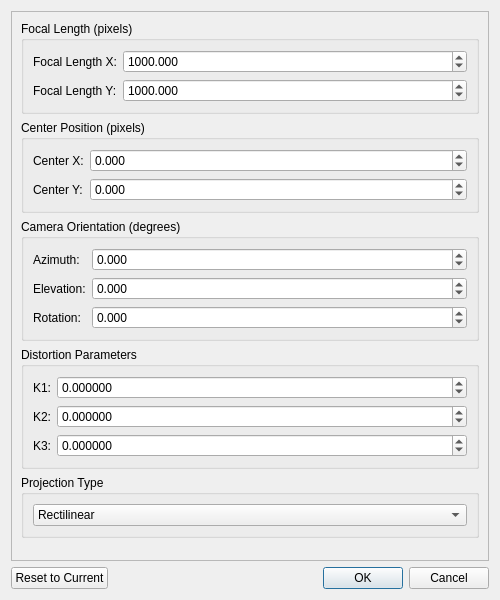
This is guihelpers/camera_modification.ui in jsenniko/sudrabainiemakoni as Qt 5 draws it before an edit. The edited form follows.
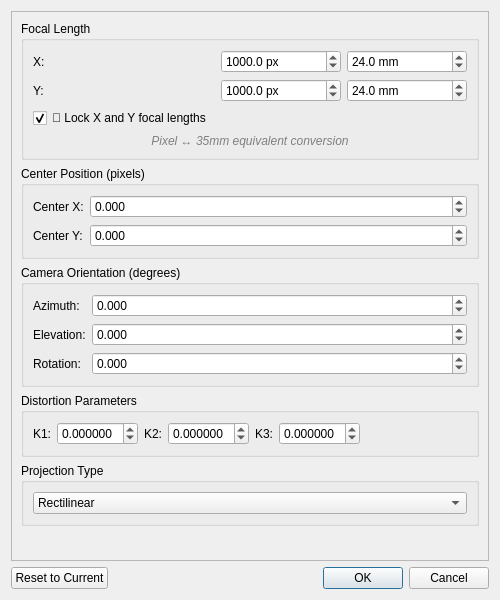
This is the edited form.

Commit message: Possibility to manually enter new camera settings

What changed in the file:
```diff
--- a/guihelpers/camera_modification.ui
+++ b/guihelpers/camera_modification.ui
@@ -32,13 +32,13 @@
        <item>
         <widget class="QGroupBox" name="groupBox_focal">
          <property name="title">
-          <string>Focal Length (pixels)</string>
+          <string>Focal Length</string>
          </property>
-         <layout class="QFormLayout" name="formLayout_focal">
+         <layout class="QGridLayout" name="gridLayout_focal">
           <item row="0" column="0">
            <widget class="QLabel" name="label_fx">
             <property name="text">
-             <string>Focal Length X:</string>
+             <string>X:</string>
             </property>
            </widget>
           </item>
@@ -51,17 +51,51 @@
              <double>99999.000000000000000</double>
             </property>
             <property name="decimals">
-             <number>3</number>
+             <number>1</number>
             </property>
             <property name="value">
              <double>1000.000000000000000</double>
+            </property>
+            <property name="suffix">
+             <string> px</string>
+            </property>
+            <property name="maximumSize">
+             <size>
+              <width>120</width>
+              <height>16777215</height>
+             </size>
+            </property>
+           </widget>
+          </item>
+          <item row="0" column="2">
+           <widget class="QDoubleSpinBox" name="doubleSpinBox_fx_mm">
+            <property name="minimum">
+             <double>1.000000000000000</double>
+            </property>
+            <property name="maximum">
+             <double>1000.000000000000000</double>
+            </property>
+            <property name="decimals">
+             <number>1</number>
+            </property>
+            <property name="value">
+             <double>24.000000000000000</double>
+            </property>
+            <property name="suffix">
+             <string> mm</string>
+            </property>
+            <property name="maximumSize">
+             <size>
+              <width>120</width>
+              <height>16777215</height>
+             </size>
             </property>
            </widget>
           </item>
           <item row="1" column="0">
            <widget class="QLabel" name="label_fy">
             <property name="text">
-             <string>Focal Length Y:</string>
+             <string>Y:</string>
             </property>
            </widget>
           </item>
@@ -74,10 +108,67 @@
              <double>99999.000000000000000</double>
             </property>
             <property name="decimals">
-             <number>3</number>
+             <number>1</number>
             </property>
             <property name="value">
              <double>1000.000000000000000</double>
+            </property>
+            <property name="suffix">
+             <string> px</string>
+            </property>
+            <property name="maximumSize">
+             <size>
+              <width>120</width>
+              <height>16777215</height>
+             </size>
+            </property>
+           </widget>
+          </item>
+          <item row="1" column="2">
+           <widget class="QDoubleSpinBox" name="doubleSpinBox_fy_mm">
+            <property name="minimum">
+             <double>1.000000000000000</double>
+            </property>
+            <property name="maximum">
+             <double>1000.000000000000000</double>
+            </property>
+            <property name="decimals">
+             <number>1</number>
+            </property>
+            <property name="value">
+             <double>24.000000000000000</double>
+            </property>
+            <property name="suffix">
+             <string> mm</string>
+            </property>
+            <property name="maximumSize">
+             <size>
+              <width>120</width>
+              <height>16777215</height>
+             </size>
+            </property>
+           </widget>
+          </item>
+          <item row="2" column="0" colspan="3">
+           <widget class="QCheckBox" name="checkBox_lock_focal">
+            <property name="text">
+             <string>🔗 Lock X and Y focal lengths</string>
+            </property>
+            <property name="checked">
+             <bool>true</bool>
+            </property>
+           </widget>
+          </item>
+          <item row="3" column="0" colspan="3">
+           <widget class="QLabel" name="label_conversion_info">
+            <property name="text">
+             <string>Pixel ↔ 35mm equivalent conversion</string>
+            </property>
+            <property name="styleSheet">
+             <string>color: gray; font-style: italic;</string>
+            </property>
+            <property name="alignment">
+             <set>Qt::AlignCenter</set>
             </property>
            </widget>
           </item>
@@ -222,15 +313,15 @@
          <property name="title">
           <string>Distortion Parameters</string>
          </property>
-         <layout class="QFormLayout" name="formLayout_distortion">
-          <item row="0" column="0">
+         <layout class="QHBoxLayout" name="horizontalLayout_distortion">
+          <item>
            <widget class="QLabel" name="label_k1">
             <property name="text">
              <string>K1:</string>
             </property>
            </widget>
           </item>
-          <item row="0" column="1">
+          <item>
            <widget class="QDoubleSpinBox" name="doubleSpinBox_k1">
             <property name="minimum">
              <double>-1.000000000000000</double>
@@ -247,16 +338,22 @@
             <property name="value">
              <double>0.000000000000000</double>
             </property>
+            <property name="maximumSize">
+             <size>
+              <width>100</width>
+              <height>16777215</height>
+             </size>
+            </property>
            </widget>
           </item>
-          <item row="1" column="0">
+          <item>
            <widget class="QLabel" name="label_k2">
             <property name="text">
              <string>K2:</string>
             </property>
            </widget>
           </item>
-          <item row="1" column="1">
+          <item>
            <widget class="QDoubleSpinBox" name="doubleSpinBox_k2">
             <property name="minimum">
              <double>-1.000000000000000</double>
@@ -273,16 +370,22 @@
             <property name="value">
              <double>0.000000000000000</double>
             </property>
+            <property name="maximumSize">
+             <size>
+              <width>100</width>
+              <height>16777215</height>
+             </size>
+            </property>
            </widget>
           </item>
-          <item row="2" column="0">
+          <item>
            <widget class="QLabel" name="label_k3">
             <property name="text">
              <string>K3:</string>
             </property>
            </widget>
           </item>
-          <item row="2" column="1">
+          <item>
            <widget class="QDoubleSpinBox" name="doubleSpinBox_k3">
             <property name="minimum">
              <double>-1.000000000000000</double>
@@ -299,8 +402,27 @@
             <property name="value">
              <double>0.000000000000000</double>
             </property>
+            <property name="maximumSize">
+             <size>
+              <width>100</width>
+              <height>16777215</height>
+             </size>
+            </property>
            </widget>
           </item>
+          <item>
+           <spacer name="horizontalSpacer_distortion">
+            <property name="orientation">
+             <enum>Qt::Horizontal</enum>
+            </property>
+            <property name="sizeHint" stdset="0">
+             <size>
+              <width>40</width>
+              <height>20</height>
+             </size>
+            </property>
+           </spacer>
+          </item>
          </layout>
         </widget>
        </item>
```
The commit also changes 4 other files.
